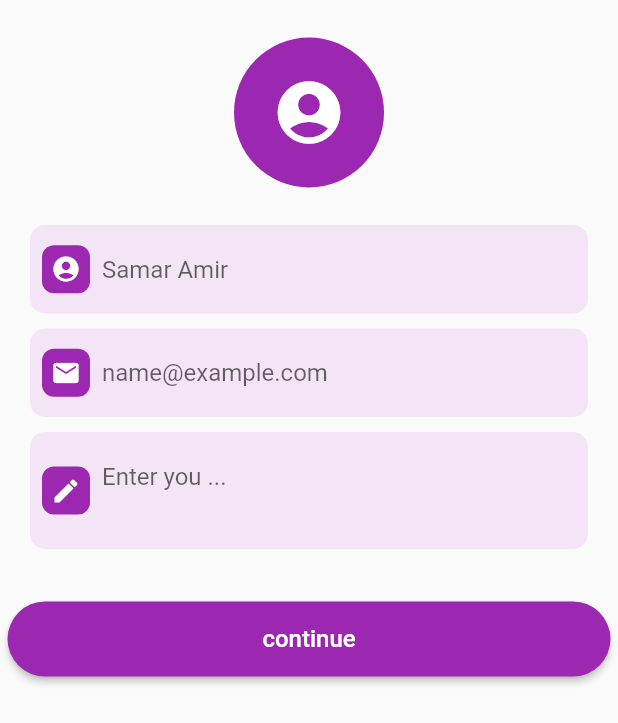
After one commit to Samaramir/Phoneauth_Firebase, a Flutter app: the UserInformationScreen screen opened directly, on a phone screen of 412 x 824 dp. The commit adds this screen. Shown: the top 723 px of the screen. Run offline on Flutter 3.47's test engine with Material 2 defaults, Android fonts, the phone set to English and light mode, and no system bars; our stand-ins replace cloud_firestore, country_picker, firebase_auth, firebase_core, firebase_storage, image_picker and 2 more; missing offline and left inert: firebaseproject; accounts and stored records are empty; network calls fail.

Commit message:
Samar Finish a project

```diff
--- /dev/null
+++ b/lib/Screans/user_information.dart
@@ -0,0 +1,206 @@
+import 'dart:io';
+
+import 'package:flutter/material.dart';
+import 'package:firebaseproject/provider/auth_provider.dart';
+import 'package:phoneauth_firebase/Screans/Home_screan.dart';
+import 'package:phoneauth_firebase/modiels/user_model.dart';
+import 'package:phoneauth_firebase/widgtes/custtom_button.dart';
+import 'package:provider/provider.dart';
+
+import '../provider/auth_provider.dart';
+class UserInformationScreen extends StatefulWidget {
+  const UserInformationScreen({Key? key}) : super(key: key);
+
+  @override
+  State<UserInformationScreen> createState() => _UserInformationScreenState();
+}
+
+class _UserInformationScreenState extends State<UserInformationScreen> {
+  File? image;
+
+  final nameController = TextEditingController();
+  final emailController = TextEditingController();
+  final bioController = TextEditingController();
+
+  @override
+  void dispose() {
+    super.dispose();
+    nameController.dispose();
+    emailController.dispose();
+    bioController.dispose();
+  }
+
+  void selectImage() async {
+    image = await pickImage(context);
+    setState(() {
+
+    });
+  }
+
+  @override
+  Widget build(BuildContext context) {
+    final isLoading =
+        Provider
+            .of<Authprovider>(context, listen: true).isLoading;
+    return Scaffold(
+      body: SafeArea(child: isLoading == true ? const Center(
+        child: CircularProgressIndicator(
+          color: Colors.purple,
+        ),
+      )
+          : SingleChildScrollView(
+        padding: const EdgeInsets.symmetric(vertical: 25, horizontal: 5.0),
+        child: Center(
+          child: Column(children: [
+            InkWell(onTap:()=> SelectImage(),
+              child: image == null ? const CircleAvatar(
+                backgroundColor: Colors.purple,
+                radius: 50,
+                child: Icon(Icons.account_circle,
+                  size: 50,
+                  color: Colors.white,
+                ),
+
+              )
+                  : CircleAvatar(
+                backgroundImage: FileImage(image!),
+                radius: 50,
+
+              ),
+            ),
+            Container(
+              width: MediaQuery.of(context).size.width,
+              padding: const EdgeInsets.symmetric(vertical: 5, horizontal: 15),
+              margin: const EdgeInsets.only(top: 20),
+              child: Column(
+                children: [
+                  textFeild(
+                      hintText: "Samar Amir",
+                      icon: Icons.account_circle,
+                      inputType: TextInputType.name,
+                      maxLines: 1,
+                      controller: nameController
+
+                  ),
+                  textFeild(
+                      hintText: "name@example.com",
+                      icon: Icons.email,
+                      inputType: TextInputType.emailAddress,
+                      maxLines: 1,
+                      controller: emailController
+                  ),
+                  textFeild(
+                      hintText: "Enter you ...",
+                      icon: Icons.edit,
+                      inputType: TextInputType.emailAddress,
+                      maxLines: 2,
+                      controller: emailController
+                  ),
+                ],
+              ),
+            ),
+            SizedBox(height: 20,),
+            SizedBox(
+              height: 50,
+              width: MediaQuery.of(context).size.width * 90.0,
+              child: CustomButton(
+                text: "continue",
+                onPressed: () => storeData(),
+              ),
+            )
+
+
+          ],
+
+          ),
+        ),
+      )
+
+      ),
+    );
+  }
+
+  Widget textFeild({
+    required String hintText,
+    required IconData icon,
+    required TextInputType inputType,
+    required int maxLines,
+    required TextEditingController controller
+  })
+  {
+    return Padding(padding: const EdgeInsets.only(bottom: 10),
+    child: TextFormField(
+      cursorColor: Colors.purple,
+      controller: controller,
+      keyboardType: inputType,
+      maxLines: maxLines,
+      decoration: InputDecoration(
+        prefixIcon: Container(
+          margin: const EdgeInsets.all(8.0),
+          decoration: BoxDecoration(
+            borderRadius: BorderRadius.circular(8),
+            color: Colors.purple,
+
+          ),
+          child: Icon(icon,size: 20,color: Colors.white,),
+
+        ),
+        enabledBorder: OutlineInputBorder(
+          borderRadius:BorderRadius.circular(10),
+          borderSide: const BorderSide(color: Colors.transparent)
+        ),
+        focusedBorder: OutlineInputBorder(
+            borderRadius:BorderRadius.circular(10),
+            borderSide: const BorderSide(color: Colors.transparent)
+        ),
+          hintText: hintText,
+          alignLabelWithHint: true,
+          border: InputBorder.none,
+          fillColor: Colors.purple.shade50,
+          filled: true
+
+
+      ),
+
+    ),
+    );
+
+  }
+  void storeData()async {
+   final ap=Provider.of<Authprovider>(context,listen: false);
+   UserModel userModel = UserModel(
+       name: nameController.text.trim(),
+    email: emailController.text.trim(),
+    bio: bioController.text.trim(),
+    profilePic: "",
+    createdAt: "",
+    phoneNumber: "",
+    uid: "",
+   );
+   if(image!=null){
+     ap.saveUserDataToFirebase(context: context,
+         userModel: userModel,
+         profilePic: image!,
+         onSuccess: (){
+          ap.saveUserDataToSP().then(
+              (value)=>ap.setSignIn().then(
+                      (value) => Navigator.pushAndRemoveUntil(
+                    context,
+                        MaterialPageRoute(builder:(context) => const HomeScreen(),
+                        ),
+                              (route) => false),
+
+              ),
+          );
+
+         }
+     );
+   }
+   else{
+     showSnackBar(context,"please upload your profile");
+
+   }
+
+
+  }
+}
--- /dev/null
+++ b/lib/modiels/user_model.dart
@@ -0,0 +1,42 @@
+class UserModel{
+  String name;
+  String email;
+  String bio;
+  String profilePic;
+  String createdAt;
+  String phoneNumber;
+  String uid;
+  UserModel({
+    required this.name,
+    required this.email,
+    required this.bio,
+    required this.profilePic,
+    required this.createdAt,
+    required this.phoneNumber,
+    required this.uid,
+
+});
+  factory UserModel.fromMap(Map<String , dynamic>map){
+  return UserModel(
+  name: map['name'] ?? '',
+  email: map['email'] ?? '',
+  bio: map['bio'] ?? '',
+  uid:  map['uid'] ?? '',
+  profilePic:  map['profilePic'] ?? '',
+  createdAt:  map['createdAt'] ?? '',
+  phoneNumber:  map['phoneNumber'] ?? '',
+ );
+  }
+  Map<String ,dynamic>toMap(){
+    return{
+      "name": name,
+      "email": email,
+      "uid": uid,
+      "bio": bio,
+    "profilePic": profilePic,
+    "phoneNumber": phoneNumber,
+    "createdAt": createdAt,
+
+  };
+}
+}
```
Also changed, not shown: lib/Screans/Home_screan.dart (added, +62 -0 lines), lib/Screans/Register_Screan.dart (+33 -0 lines), lib/Screans/Welcome_Screan.dart (+9 -0 lines), lib/Screans/otp_screen.dart (added, +170 -0 lines), lib/main.dart (+15 -4 lines), lib/provider/auth_provider.dart (+102 -38 lines), lib/utils/utils.dart (added, +22 -0 lines), pubspec.yaml (+11 -0 lines), pubspec.lock, 4 other files.
